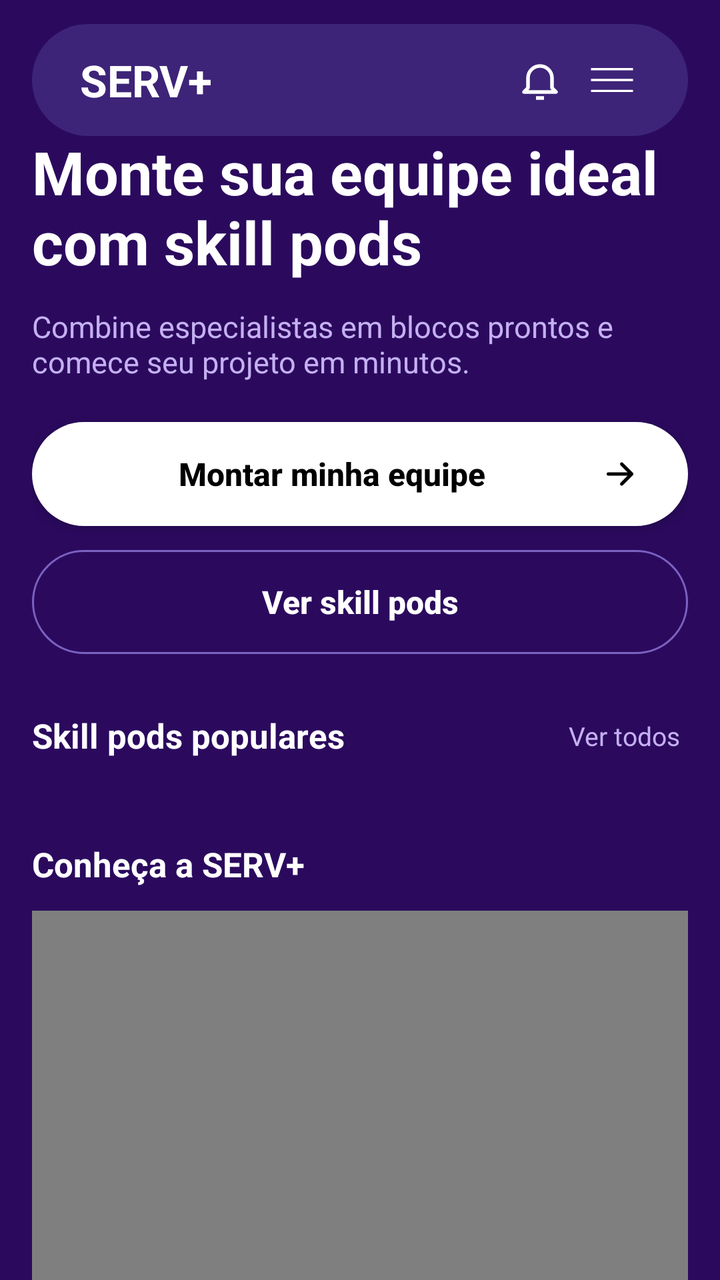
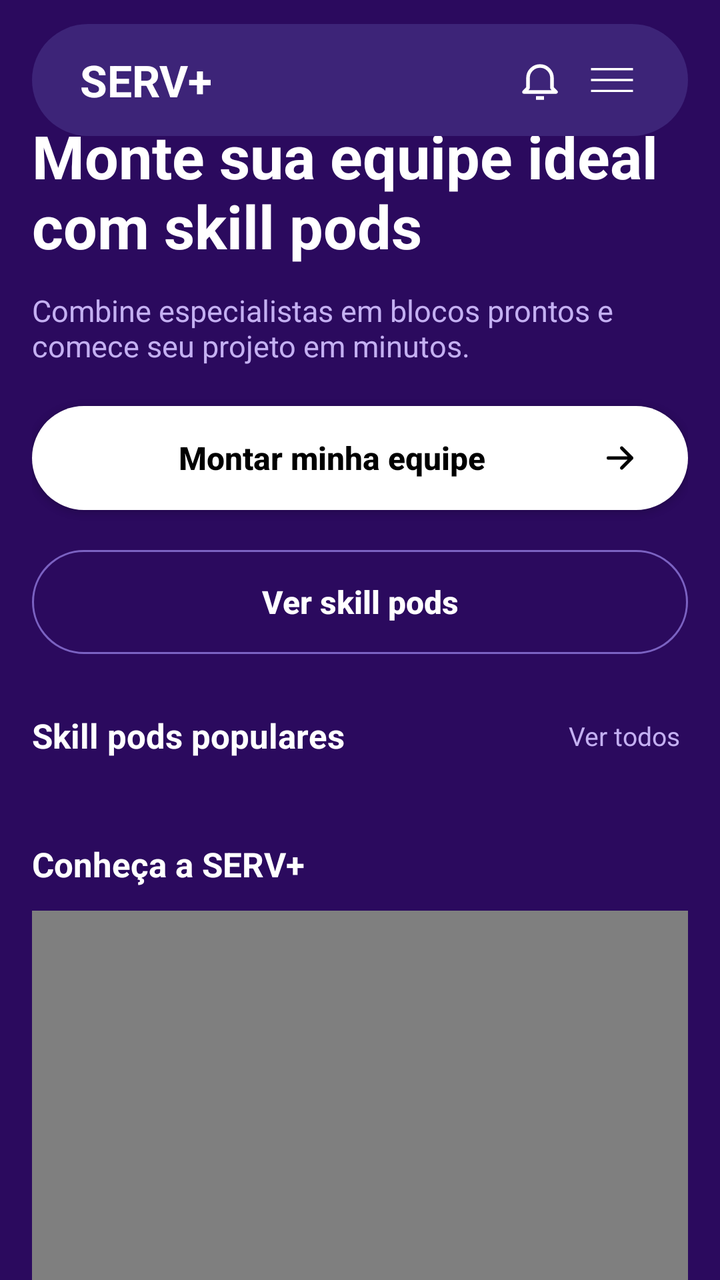

Screens rendered from an Android XML layout before and after an edit, with the pre-edit source and the edit as a unified diff.
<!-- AndroidManifest.xml: application theme Theme.PiMobile -->
<!-- res/layout/activity_home.xml -->
<?xml version="1.0" encoding="utf-8"?>
<androidx.drawerlayout.widget.DrawerLayout
    xmlns:android="http://schemas.android.com/apk/res/android"
    xmlns:app="http://schemas.android.com/apk/res-auto"
    android:id="@+id/drawerLayout"
    android:layout_width="match_parent"
    android:layout_height="match_parent">

    <androidx.constraintlayout.widget.ConstraintLayout
        android:id="@+id/conteudoPrincipal"
        android:layout_width="match_parent"
        android:layout_height="match_parent"
        android:background="@color/home_fundo">

        
        <LinearLayout
            android:id="@+id/barraTopo"
            android:layout_width="0dp"
            android:layout_height="56dp"
            android:layout_marginStart="16dp"
            android:layout_marginTop="12dp"
            android:layout_marginEnd="16dp"
            android:background="@drawable/bg_barra_home"
            android:gravity="center_vertical"
            android:orientation="horizontal"
            android:paddingStart="24dp"
            android:paddingEnd="20dp"
            app:layout_constraintEnd_toEndOf="parent"
            app:layout_constraintStart_toStartOf="parent"
            app:layout_constraintTop_toTopOf="parent">

            <TextView
                android:layout_width="0dp"
                android:layout_height="wrap_content"
                android:layout_weight="1"
                android:text="SERV+"
                android:textColor="@color/branco"
                android:textSize="22sp"
                android:textStyle="bold" />

            <FrameLayout
                android:layout_width="36dp"
                android:layout_height="36dp">

                <ImageView
                    android:id="@+id/btnNotificacoes"
                    android:layout_width="36dp"
                    android:layout_height="36dp"
                    android:contentDescription="Notificações"
                    android:padding="6dp"
                    android:src="@drawable/ic_bell" />

                <View
                    android:id="@+id/dotNotificacoes"
                    android:layout_width="12dp"
                    android:layout_height="12dp"
                    android:layout_gravity="top|end"
                    android:layout_marginTop="4dp"
                    android:layout_marginEnd="4dp"
                    android:background="@drawable/bg_dot_laranja"
                    android:visibility="gone" />
            </FrameLayout>

            <ImageView
                android:id="@+id/btnMenu"
                android:layout_width="36dp"
                android:layout_height="36dp"
                android:contentDescription="Menu"
                android:padding="6dp"
                android:src="@drawable/ic_menu" />
        </LinearLayout>

        
        <ScrollView
            android:layout_width="0dp"
            android:layout_height="0dp"
            android:fillViewport="true"
            android:scrollbars="none"
            app:layout_constraintBottom_toBottomOf="parent"
            app:layout_constraintEnd_toEndOf="parent"
            app:layout_constraintStart_toStartOf="parent"
            app:layout_constraintTop_toBottomOf="@id/barraTopo">

            <LinearLayout
                android:layout_width="match_parent"
                android:layout_height="wrap_content"
                android:orientation="vertical"
                android:padding="16dp">

                
                <TextView
                    android:id="@+id/tagSkillPods"
                    android:layout_width="wrap_content"
                    android:layout_height="wrap_content"
                    android:background="@drawable/bg_tag_home"
                    android:drawableStart="@drawable/ic_pods"
                    android:drawablePadding="6dp"
                    android:paddingHorizontal="12dp"
                    android:paddingVertical="6dp"
                    android:text="Equipes modulares"
                    android:textColor="@color/texto_lilas"
                    android:textSize="12sp" />

                
                <TextView
                    android:id="@+id/txtTitulo"
                    android:layout_width="match_parent"
                    android:layout_height="wrap_content"
                    android:layout_marginTop="16dp"
                    android:text="Monte sua equipe ideal com skill pods"
                    android:textColor="@color/branco"
                    android:textSize="30sp"
                    android:textStyle="bold" />

                
                <TextView
                    android:layout_width="match_parent"
                    android:layout_height="wrap_content"
                    android:layout_marginTop="12dp"
                    android:text="Combine especialistas em blocos prontos e comece seu projeto em minutos."
                    android:textColor="@color/texto_lilas"
                    android:textSize="15sp" />

                
                <androidx.appcompat.widget.AppCompatButton
                    android:id="@+id/btnMonteEquipe"
                    android:layout_width="match_parent"
                    android:layout_height="52dp"
                    android:layout_marginTop="20dp"
                    android:background="@drawable/bg_botao_branco"
                    android:drawableEnd="@drawable/ic_arrow_right_dark"
                    android:drawablePadding="8dp"
                    android:paddingHorizontal="24dp"
                    android:text="Montar minha equipe"
                    android:textAllCaps="false"
                    android:textColor="@color/preto"
                    android:textSize="16sp"
                    android:textStyle="bold" />

                <androidx.appcompat.widget.AppCompatButton
                    android:id="@+id/btnVerSkillPods"
                    android:layout_width="match_parent"
                    android:layout_height="52dp"
                    android:layout_marginTop="12dp"
                    android:background="@drawable/bg_botao_outline_home"
                    android:text="Ver skill pods"
                    android:textAllCaps="false"
                    android:textColor="@color/branco"
                    android:textSize="16sp"
                    android:textStyle="bold" />

                
                <LinearLayout
                    android:layout_width="match_parent"
                    android:layout_height="wrap_content"
                    android:layout_marginTop="28dp"
                    android:gravity="center_vertical"
                    android:orientation="horizontal">

                    <TextView
                        android:layout_width="0dp"
                        android:layout_height="wrap_content"
                        android:layout_weight="1"
                        android:text="Skill pods populares"
                        android:textColor="@color/branco"
                        android:textSize="17sp"
                        android:textStyle="bold" />

                    <TextView
                        android:id="@+id/txtVerTodos"
                        android:layout_width="wrap_content"
                        android:layout_height="wrap_content"
                        android:padding="4dp"
                        android:text="Ver todos"
                        android:textColor="@color/texto_lilas"
                        android:textSize="13sp" />
                </LinearLayout>

                <HorizontalScrollView
                    android:layout_width="match_parent"
                    android:layout_height="wrap_content"
                    android:layout_marginTop="12dp"
                    android:scrollbars="none">

                    
                    <LinearLayout
                        android:id="@+id/listaPodsPopulares"
                        android:layout_width="wrap_content"
                        android:layout_height="wrap_content"
                        android:orientation="horizontal" />
                </HorizontalScrollView>

                
                <TextView
                    android:layout_width="match_parent"
                    android:layout_height="wrap_content"
                    android:layout_marginTop="28dp"
                    android:text="Conheça a SERV+"
                    android:textColor="@color/branco"
                    android:textSize="17sp"
                    android:textStyle="bold" />

                
                <androidx.constraintlayout.widget.ConstraintLayout
                    android:layout_width="match_parent"
                    android:layout_height="wrap_content"
                    android:layout_marginTop="12dp">

                    <FrameLayout
                        android:id="@+id/containerVideo"
                        android:layout_width="0dp"
                        android:layout_height="0dp"
                        android:background="@drawable/bg_card_video"
                        app:layout_constraintBottom_toBottomOf="parent"
                        app:layout_constraintDimensionRatio="16:9"
                        app:layout_constraintEnd_toEndOf="parent"
                        app:layout_constraintStart_toStartOf="parent"
                        app:layout_constraintTop_toTopOf="parent">

                        <VideoView
                            android:id="@+id/videoEmpresa"
                            android:layout_width="match_parent"
                            android:layout_height="match_parent"
                            android:layout_gravity="center" />
                    </FrameLayout>
                </androidx.constraintlayout.widget.ConstraintLayout>

            </LinearLayout>
        </ScrollView>

    </androidx.constraintlayout.widget.ConstraintLayout>

    
    <include
        layout="@layout/menu_lateral"
        android:layout_width="240dp"
        android:layout_height="match_parent"
        android:layout_gravity="end" />

</androidx.drawerlayout.widget.DrawerLayout>
<!-- res/layout/menu_lateral.xml (included above) -->
<?xml version="1.0" encoding="utf-8"?>
<LinearLayout
    xmlns:android="http://schemas.android.com/apk/res/android"
    android:layout_width="match_parent"
    android:layout_height="match_parent"
    android:background="@color/barra_topo"
    android:clickable="true"
    android:focusable="true"
    android:gravity="center_horizontal"
    android:orientation="vertical"
    android:paddingTop="72dp"
    android:paddingHorizontal="16dp">

    <TextView
        android:id="@+id/menuInicio"
        android:layout_width="wrap_content"
        android:layout_height="wrap_content"
        android:padding="12dp"
        android:text="Início"
        android:textColor="@color/branco"
        android:textSize="16sp" />

    <TextView
        android:id="@+id/menuServicos"
        android:layout_width="wrap_content"
        android:layout_height="wrap_content"
        android:padding="12dp"
        android:text="Serviços"
        android:textColor="@color/branco"
        android:textSize="16sp" />

    <TextView
        android:id="@+id/menuSkillPods"
        android:layout_width="wrap_content"
        android:layout_height="wrap_content"
        android:padding="12dp"
        android:text="Skill Pods"
        android:textColor="@color/branco"
        android:textSize="16sp" />

    <TextView
        android:id="@+id/menuAdm"
        android:layout_width="wrap_content"
        android:layout_height="wrap_content"
        android:padding="12dp"
        android:text="ADM"
        android:textColor="@color/branco"
        android:textSize="16sp" />

    <TextView
        android:id="@+id/menuMonteEquipe"
        android:layout_width="wrap_content"
        android:layout_height="wrap_content"
        android:padding="12dp"
        android:text="Monte sua Equipe"
        android:textColor="@color/branco"
        android:textSize="16sp" />

    <TextView
        android:id="@+id/menuPerfil"
        android:layout_width="wrap_content"
        android:layout_height="wrap_content"
        android:padding="12dp"
        android:text="Perfil"
        android:textColor="@color/branco"
        android:textSize="16sp" />

    <androidx.appcompat.widget.AppCompatButton
        android:id="@+id/menuEntrar"
        android:layout_width="match_parent"
        android:layout_height="40dp"
        android:layout_marginTop="24dp"
        android:background="@drawable/bg_botao"
        android:text="Entrar"
        android:textAllCaps="false"
        android:textColor="@color/branco"
        android:textSize="16sp" />

    <androidx.appcompat.widget.AppCompatButton
        android:id="@+id/menuCadastrar"
        android:layout_width="match_parent"
        android:layout_height="40dp"
        android:layout_marginTop="12dp"
        android:background="@drawable/bg_botao"
        android:text="Cadastrar-se"
        android:textAllCaps="false"
        android:textColor="@color/branco"
        android:textSize="16sp" />
</LinearLayout>
<!-- resources referenced by this layout -->
<resources>
  <color name="barra_topo">#2B1D3A</color>
  <color name="branco">#FFFFFF</color>
  <color name="home_fundo">#2B0A5E</color>
  <color name="preto">#000000</color>
  <color name="texto_lilas">#C4B0F2</color>
  <!-- drawable bg_barra_home (drawable) -->
  <?xml version="1.0" encoding="utf-8"?>
  <shape xmlns:android="http://schemas.android.com/apk/res/android">
      <solid android:color="@color/home_barra" />
      <corners android:radius="40dp" />
  </shape>
  <!-- drawable bg_botao (drawable) -->
  <?xml version="1.0" encoding="utf-8"?>
  <shape xmlns:android="http://schemas.android.com/apk/res/android">
      <solid android:color="@color/roxo_botao" />
      <corners android:radius="50dp" />
  </shape>
  <!-- drawable bg_botao_branco (drawable) -->
  <?xml version="1.0" encoding="utf-8"?>
  <shape xmlns:android="http://schemas.android.com/apk/res/android">
      <solid android:color="@color/branco" />
      <corners android:radius="50dp" />
  </shape>
  <!-- drawable bg_botao_outline_home (drawable) -->
  <?xml version="1.0" encoding="utf-8"?>
  <shape xmlns:android="http://schemas.android.com/apk/res/android">
      <solid android:color="#00000000" />
      <stroke android:width="1dp" android:color="@color/borda_outline" />
      <corners android:radius="50dp" />
  </shape>
  <!-- drawable bg_card_video (drawable) -->
  <?xml version="1.0" encoding="utf-8"?>
  <shape xmlns:android="http://schemas.android.com/apk/res/android">
      <solid android:color="@color/home_card_video" />
      <corners android:radius="24dp" />
  </shape>
  <!-- drawable bg_dot_laranja (drawable) -->
  <?xml version="1.0" encoding="utf-8"?>
  <shape xmlns:android="http://schemas.android.com/apk/res/android" android:shape="oval">
      <solid android:color="@color/laranja_status" />
      <stroke android:width="2dp" android:color="#FFFFFF" />
  </shape>
  <!-- drawable bg_tag_home (drawable) -->
  <?xml version="1.0" encoding="utf-8"?>
  <shape xmlns:android="http://schemas.android.com/apk/res/android">
      <solid android:color="@color/home_tag" />
      <corners android:radius="50dp" />
  </shape>
  <!-- drawable ic_arrow_right_dark (drawable) -->
  <?xml version="1.0" encoding="utf-8"?>
  <vector xmlns:android="http://schemas.android.com/apk/res/android"
      android:width="20dp"
      android:height="20dp"
      android:viewportWidth="24"
      android:viewportHeight="24">
      <path
          android:fillColor="#00000000"
          android:pathData="M5,12h14 M13,6l6,6l-6,6"
          android:strokeColor="#000000"
          android:strokeLineCap="round"
          android:strokeLineJoin="round"
          android:strokeWidth="2" />
  </vector>
  <!-- drawable ic_bell (drawable) -->
  <?xml version="1.0" encoding="utf-8"?>
  <vector xmlns:android="http://schemas.android.com/apk/res/android"
      android:width="24dp" android:height="24dp"
      android:viewportWidth="24" android:viewportHeight="24">
      <path
          android:fillColor="#00000000"
          android:pathData="M6,16V11a6,6 0 0,1 12,0v5l2,2H4z M10,21h4"
          android:strokeColor="#FFFFFF"
          android:strokeLineJoin="round"
          android:strokeWidth="1.8" />
  </vector>
  <!-- drawable ic_menu (drawable) -->
  <?xml version="1.0" encoding="utf-8"?>
  <vector xmlns:android="http://schemas.android.com/apk/res/android"
      android:width="32dp"
      android:height="32dp"
      android:viewportWidth="32"
      android:viewportHeight="32">
      <path
          android:fillColor="#FFFFFF"
          android:pathData="M2,8h28v1.5H2z M2,15.25h28v1.5H2z M2,22.5h28v1.5H2z" />
  </vector>
  <style name="Theme.PiMobile" parent="Base.Theme.PiMobile" />
  <color name="home_barra">#3D2478</color>
  <color name="roxo_botao">#6200FF</color>
  <color name="borda_outline">#7B62C2</color>
  <color name="home_card_video">#4A2090</color>
  <color name="laranja_status">#B8741A</color>
  <color name="home_tag">#46308A</color>
  <style name="Base.Theme.PiMobile" parent="Theme.Material3.DayNight.NoActionBar">
          
          
      </style>
  <!-- unchanged entries left out for length: 1 -->
</resources>

<!-- the commit's change to res/layout/activity_home.xml (unified diff, before → after) -->
@@ -141,7 +141,7 @@
                     android:id="@+id/btnVerSkillPods"
                     android:layout_width="match_parent"
                     android:layout_height="52dp"
-                    android:layout_marginTop="12dp"
+                    android:layout_marginTop="20dp"
                     android:background="@drawable/bg_botao_outline_home"
                     android:text="Ver skill pods"
                     android:textAllCaps="false"
